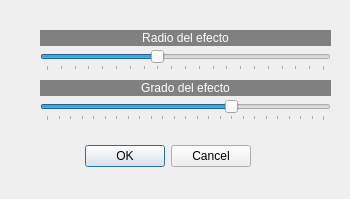
This is pincharestirar.ui in Scandel6/fotopaint as Qt 5 draws it before an edit. The edited form follows.
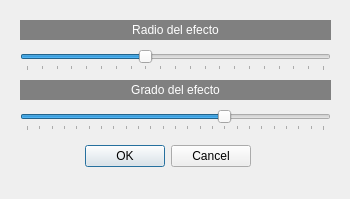
This is the edited form.

```diff
--- a/pincharestirar.ui
+++ b/pincharestirar.ui
@@ -35,9 +35,9 @@
   <widget class="QSlider" name="horizontalSlider">
    <property name="geometry">
     <rect>
-     <x>40</x>
+     <x>20</x>
      <y>50</y>
-     <width>291</width>
+     <width>311</width>
      <height>21</height>
     </rect>
    </property>
@@ -66,10 +66,10 @@
   <widget class="QLabel" name="label">
    <property name="geometry">
     <rect>
-     <x>40</x>
-     <y>30</y>
-     <width>291</width>
-     <height>16</height>
+     <x>20</x>
+     <y>20</y>
+     <width>311</width>
+     <height>20</height>
     </rect>
    </property>
    <property name="styleSheet">
@@ -86,9 +86,9 @@
   <widget class="QSlider" name="horizontalSlider_2">
    <property name="geometry">
     <rect>
-     <x>40</x>
-     <y>100</y>
-     <width>291</width>
+     <x>20</x>
+     <y>110</y>
+     <width>311</width>
      <height>21</height>
     </rect>
    </property>
@@ -117,10 +117,10 @@
   <widget class="QLabel" name="label_2">
    <property name="geometry">
     <rect>
-     <x>40</x>
+     <x>20</x>
      <y>80</y>
-     <width>291</width>
-     <height>16</height>
+     <width>311</width>
+     <height>20</height>
     </rect>
    </property>
    <property name="styleSheet">
```
